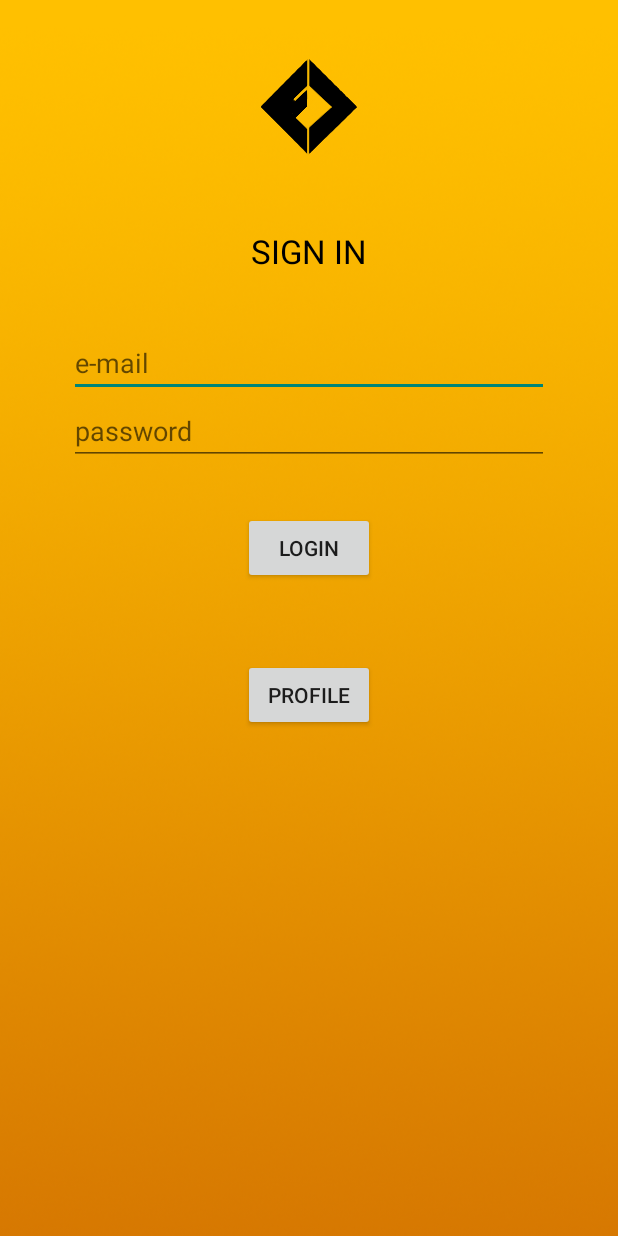
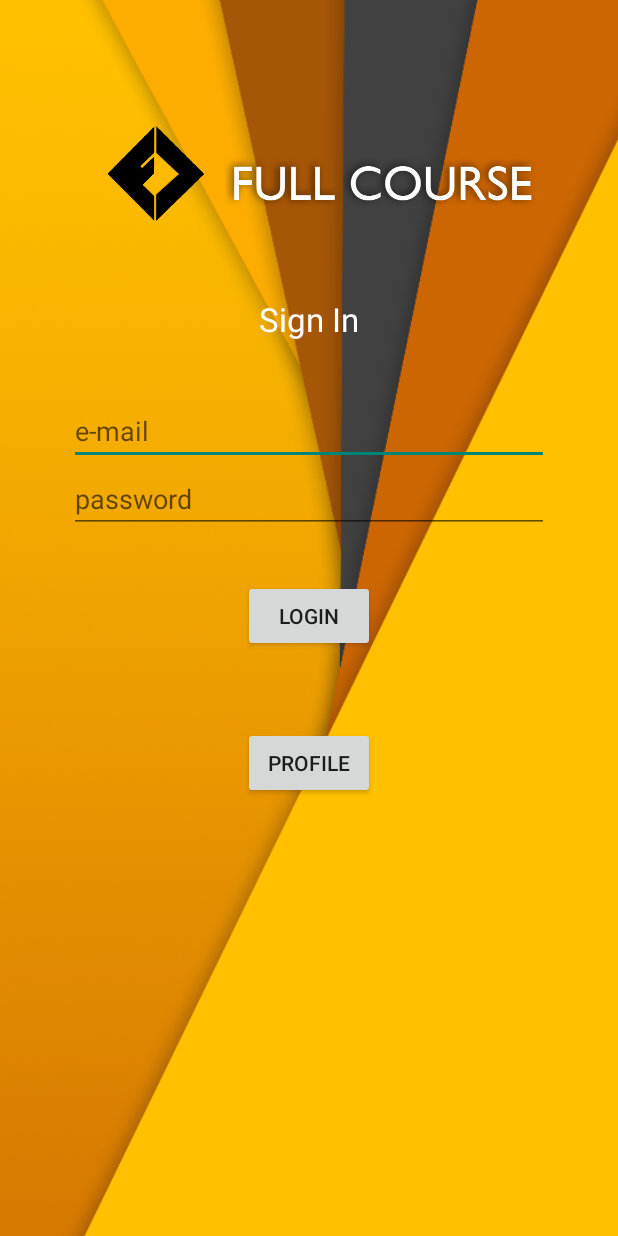
Before and after one commit to DamnAllstar/FullCourse, an Android app: the screen it shows after launch (MainActivity), on a phone screen of 412 x 824 dp. Run offline under Robolectric (Android 15) with nearby library versions, the phone set to English and light mode, and no system bars.

Commit message:
be more login screen and make a link between log in page and profile page

```diff
--- a/app/src/main/res/layout/activity_main.xml
+++ b/app/src/main/res/layout/activity_main.xml
@@ -5,7 +5,7 @@
     android:weightSum="1"
     android:measureWithLargestChild="false"
     android:id="@+id/FullCourse"
-    android:background="@drawable/back">
+    android:background="@drawable/back_3">
 
 
     <ImageView
@@ -13,18 +13,19 @@
         android:layout_height="wrap_content"
         android:id="@+id/imageView4"
         android:src="@drawable/fc"
-        android:layout_marginTop="39dp"
+        android:layout_marginTop="84dp"
         android:layout_alignParentTop="true"
-        android:layout_centerHorizontal="true" />
+        android:layout_alignStart="@+id/editText2"
+        android:layout_marginStart="26dp" />
 
     <TextView
         android:layout_width="wrap_content"
         android:layout_height="wrap_content"
         android:textAppearance="?android:attr/textAppearanceLarge"
-        android:text="SIGN IN"
+        android:text="Sign In"
         android:id="@+id/textView3"
-        android:textColor="#000"
-        android:layout_marginTop="49dp"
+        android:textColor="#fff"
+        android:layout_marginTop="50dp"
         android:layout_below="@+id/imageView4"
         android:layout_centerHorizontal="true" />
 
@@ -69,4 +70,14 @@
         android:layout_below="@+id/button"
         android:layout_centerHorizontal="true" />
 
+    <ImageView
+        android:layout_width="wrap_content"
+        android:layout_height="wrap_content"
+        android:id="@+id/imageView5"
+        android:src="@drawable/back_2"
+        android:layout_above="@+id/textView3"
+        android:layout_toEndOf="@+id/imageView4"
+        android:layout_marginLeft="10dp" />
+
+
 </RelativeLayout>
```
Also changed, not shown: app/src/main/res/drawable-xxhdpi/back_2.png, app/src/main/res/drawable-xxhdpi/back_3.png (added).
